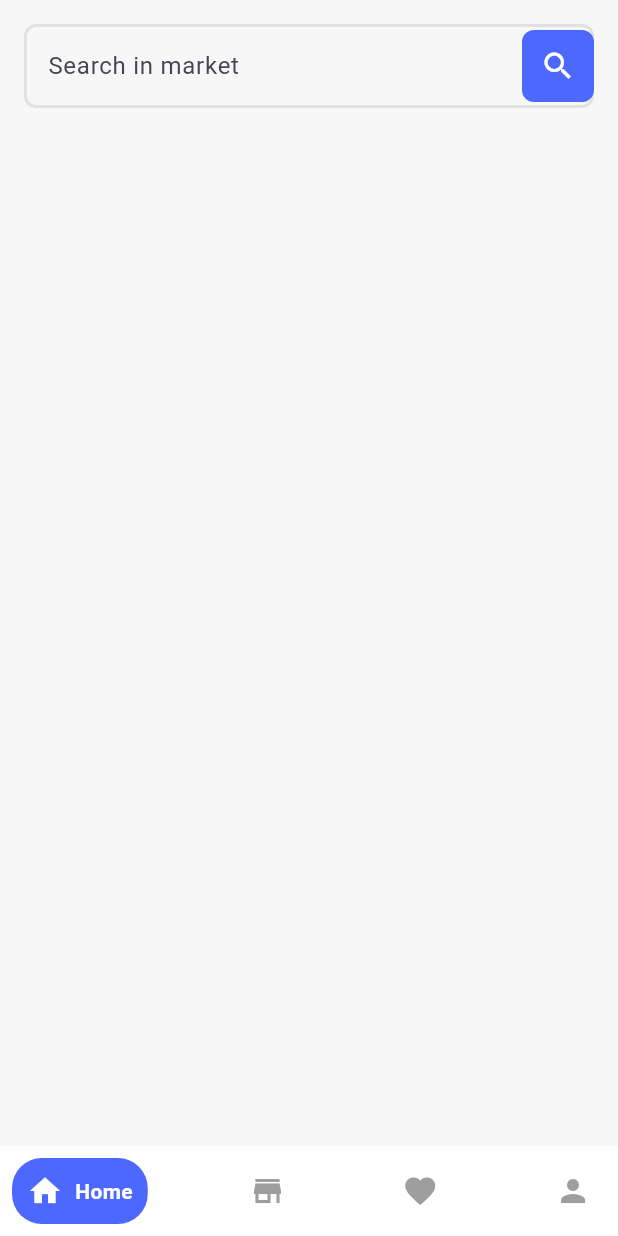
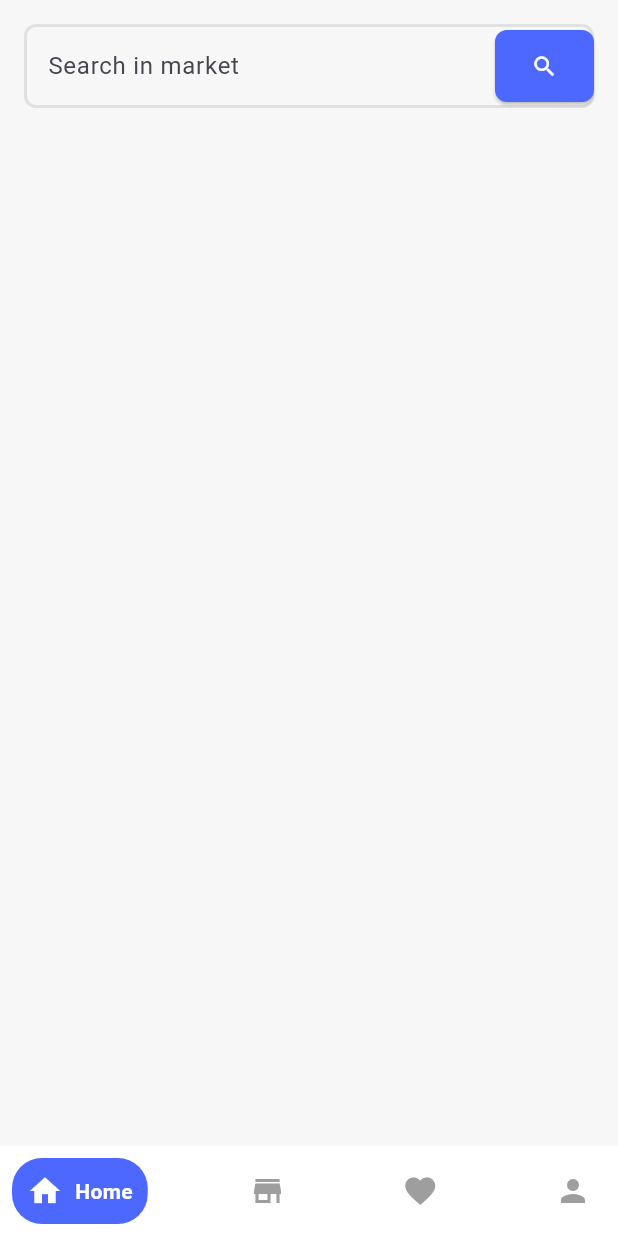
Before and after one commit to amrelmaadawy/market, a Flutter app: the MainHomeView screen opened directly, on a phone screen of 412 x 824 dp. Run offline on Flutter 3.47's test engine with Material 3 defaults, Android fonts, the phone set to English and light mode, and no system bars; drawn by our look-alikes of google_nav_bar; our stand-ins replace bloc, flutter_bloc.

Commit message:
edit suffix icon

```diff
--- a/lib/views/home/UI/home_view.dart
+++ b/lib/views/home/UI/home_view.dart
@@ -13,15 +13,13 @@ class HomeView extends StatelessWidget {
       child: ListView(
         children: [
           CustomTextFormFeild(
-              suffixIcon: Container(
-                decoration: BoxDecoration(
-                    color: AppColors.kPrimaryColor,
-                    borderRadius: BorderRadius.circular(8)),
-                child: IconButton(
-                  onPressed: () {},
-                  icon: const Icon(Icons.search),
-                  color: AppColors.kWhiteColor,
-                ),
+              suffixIcon: ElevatedButton(
+                onPressed: () {},
+                style:
+                    ElevatedButton.styleFrom(backgroundColor: AppColors.kPrimaryColor,
+                    shape: RoundedRectangleBorder(borderRadius: BorderRadius.circular(8)),
+                    ),
+                child:const Icon(Icons.search,color: AppColors.kWhiteColor,),
               ),
               lableText: 'Search in market',
               controller: searchController,
```
